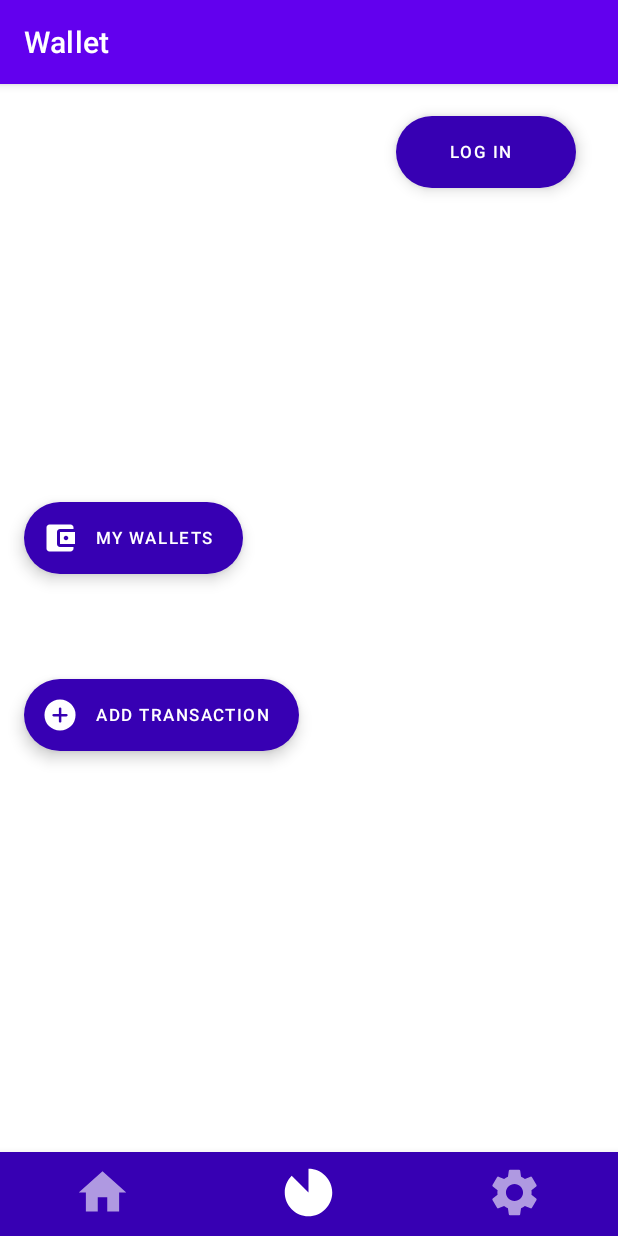
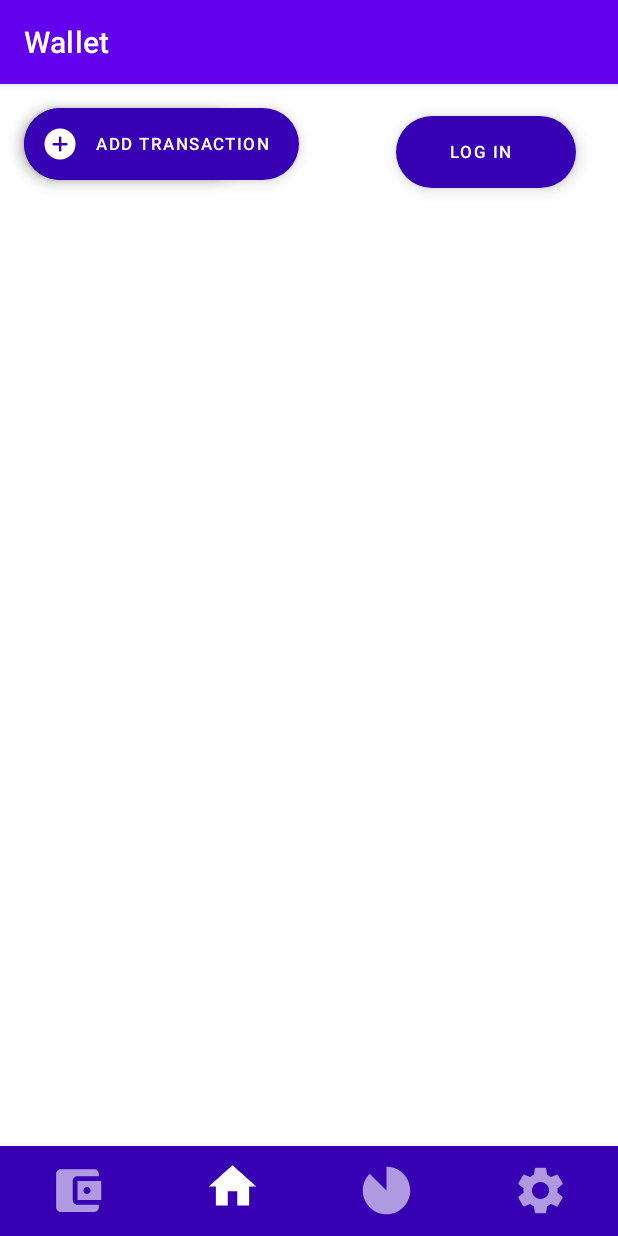
Before and after one commit to boykoss/Wallet, an Android app: the screen it shows after launch (MainActivity), item 2 of the bottom bar chosen, on a phone screen of 412 x 824 dp. Run offline under Robolectric (Android 15) with nearby library versions, the phone set to English and light mode, and no system bars.

Commit message:
push  17.03 was ready bottombar

```diff
--- a/app/build.gradle
+++ b/app/build.gradle
@@ -41,6 +41,7 @@ android {
 }
 
 dependencies {
+
     //Firebase Authentication
     implementation 'com.firebaseui:firebase-ui-auth:7.2.0'
 
--- a/app/src/main/java/com/example/wallet/MainActivity.kt
+++ b/app/src/main/java/com/example/wallet/MainActivity.kt
@@ -4,9 +4,13 @@ package com.example.wallet
 import android.content.Intent
 import androidx.appcompat.app.AppCompatActivity
 import android.os.Bundle
+import android.view.Menu
+import android.view.MenuItem
+import android.widget.Toast
 import androidx.navigation.NavController
 import androidx.navigation.Navigation
 import com.example.wallet.databinding.ActivityMainBinding
+import com.google.android.material.bottomnavigation.BottomNavigationView
 
 
 class MainActivity : AppCompatActivity() {
@@ -17,23 +21,23 @@ class MainActivity : AppCompatActivity() {
         super.onCreate(savedInstanceState)
         binding = ActivityMainBinding.inflate(layoutInflater)
         setContentView(binding.root)
-
-        binding.buttonMyWallets.setOnClickListener{
-            val intent = Intent(this, MyWallets_Activity::class.java)
-            startActivity(intent)
-        }
-
-        binding.buttonToRegister.setOnClickListener{
+        binding.buttonToRegister.setOnClickListener {
             val intent = Intent(this, LogIn_Register_Activity::class.java)
             startActivity(intent)
         }
 
+        //MENU
+        fun intentpass(){
+            val intent = Intent(this, AddOrEditWallet_Activity::class.java)
+            startActivity(intent)
+        }
 
-
+        findViewById<BottomNavigationView>(R.id.bottom_menu).setOnNavigationItemSelectedListener {
+            when(it.itemId){
+                R.id.wallets_page->intentpass()
+            }
+            true
+        }
 
     }
-
-
-
-
-}
+    }
--- a/app/src/main/res/layout/activity_log_in_register.xml
+++ b/app/src/main/res/layout/activity_log_in_register.xml
@@ -6,4 +6,6 @@
     android:layout_height="match_parent"
     tools:context=".LogIn_Register_Activity">
 
+    <include layout="@layout/bottom_activity"/>
+
 </androidx.constraintlayout.widget.ConstraintLayout>
--- a/app/src/main/res/layout/activity_main.xml
+++ b/app/src/main/res/layout/activity_main.xml
@@ -49,22 +49,7 @@
         app:layout_constraintVertical_bias="0.416"
         app:pressedTranslationZ="6dp" />
 
-    <com.google.android.material.bottomnavigation.BottomNavigationView
-        android:id="@+id/bottom_menu"
-        style="@style/Widget.MaterialComponents.BottomNavigationView.Colored"
-        android:layout_width="match_parent"
-        android:layout_height="wrap_content"
 
-        app:backgroundTint="@color/purple_700"
-        app:itemIconSize="38dp"
-
-        app:layout_constraintBottom_toBottomOf="parent"
-        app:layout_constraintEnd_toEndOf="parent"
-        app:layout_constraintStart_toStartOf="parent"
-        app:menu="@menu/bottom_navigation_menu">
-
-
-    </com.google.android.material.bottomnavigation.BottomNavigationView>
 
     <com.google.android.material.floatingactionbutton.ExtendedFloatingActionButton
         android:id="@+id/button_add_transaction"
@@ -88,4 +73,7 @@
         app:layout_constraintVertical_bias="0.602"
         app:pressedTranslationZ="6dp" />
 
+    <include layout="@layout/bottom_activity"
+        android:id="@+id/bottom_activity_access"/>
+
 </androidx.constraintlayout.widget.ConstraintLayout>
--- a/app/src/main/res/layout/activity_my_wallets.xml
+++ b/app/src/main/res/layout/activity_my_wallets.xml
@@ -31,4 +31,6 @@
         app:tint="@color/white"
         tools:ignore="SpeakableTextPresentCheck" />
 
+    <include layout="@layout/bottom_activity"/>
+
 </androidx.constraintlayout.widget.ConstraintLayout>
--- /dev/null
+++ b/app/src/main/res/layout/bottom_activity.xml
@@ -0,0 +1,25 @@
+<?xml version="1.0" encoding="utf-8"?>
+<androidx.constraintlayout.widget.ConstraintLayout xmlns:android="http://schemas.android.com/apk/res/android"
+    xmlns:app="http://schemas.android.com/apk/res-auto"
+    android:layout_width="match_parent"
+    android:layout_height="match_parent">
+
+
+    <com.google.android.material.bottomnavigation.BottomNavigationView
+        android:id="@+id/bottom_menu"
+        style="@style/Widget.MaterialComponents.BottomNavigationView.Colored"
+        android:layout_width="match_parent"
+        android:layout_height="60dp"
+
+        app:backgroundTint="@color/purple_700"
+        app:itemIconSize="38dp"
+
+        app:layout_constraintBottom_toBottomOf="parent"
+        app:layout_constraintEnd_toEndOf="parent"
+        app:layout_constraintStart_toStartOf="parent"
+        app:menu="@menu/bottom_navigation_menu">
+
+
+    </com.google.android.material.bottomnavigation.BottomNavigationView>
+
+</androidx.constraintlayout.widget.ConstraintLayout>
--- a/app/src/main/res/menu/bottom_navigation_menu.xml
+++ b/app/src/main/res/menu/bottom_navigation_menu.xml
@@ -1,30 +1,32 @@
 <?xml version="1.0" encoding="utf-8"?>
 <menu xmlns:app="http://schemas.android.com/apk/res-auto"
     xmlns:android="http://schemas.android.com/apk/res/android">
+    <item
+        android:id="@+id/wallets_page"
+        android:title="Wallets"
+        android:icon="@drawable/baseline_account_balance_wallet_24"
+        android:enabled="true">
+    </item>
 
     <item
         android:id="@+id/home_page"
         android:title=""
         android:icon="@drawable/home_page"
+        android:enabled="true">
+    </item>
 
-        android:enabled="true">
-
-    </item>
     <item
         android:id="@+id/stat_page"
         android:icon="@drawable/baseline_incomplete_circle_24"
         android:enabled="true"
-        android:title=""
-        >
+        android:title="">
+    </item>
 
-
-    </item>
     <item
         android:id="@+id/settings_page"
         android:icon="@drawable/baseline_settings_24"
         android:enabled="true"
         android:title="">
-
     </item>
 
 </menu>
--- a/gradle.properties
+++ b/gradle.properties
@@ -21,3 +21,5 @@ kotlin.code.style=official
 # resources declared in the library itself and none from the library's dependencies,
 # thereby reducing the size of the R class for that library
 android.nonTransitiveRClass=true
+org.gradle.parallel=true
+org.gradle.daemon=true
```
Also changed, not shown: app/src/main/res/layout/activity_add_or_edit_wallet.xml (+23 -19 lines).
